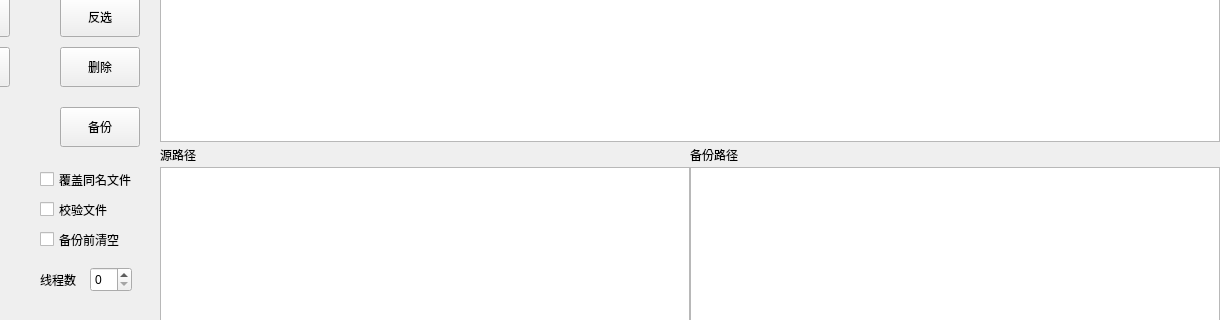
Qt form src/gui/mainui.ui (realth000/backtoop) before a commit; both pictures show x 100 to 1320 and y 113 to 433 of the 1320 by 830 pixel window.
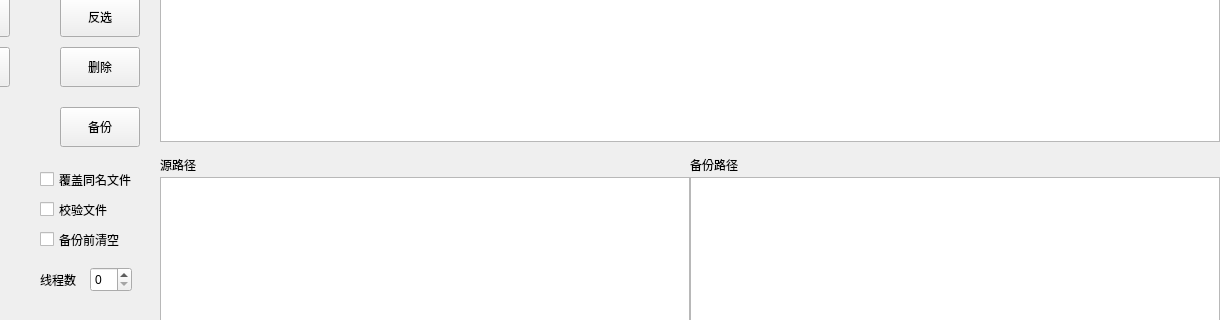
The same form after that commit. Custom widgets are drawn as their Qt base class.

```diff
--- a/src/gui/mainui.ui
+++ b/src/gui/mainui.ui
@@ -40,9 +40,9 @@
    <property name="geometry">
     <rect>
      <x>790</x>
-     <y>280</y>
+     <y>290</y>
      <width>530</width>
-     <height>500</height>
+     <height>490</height>
     </rect>
    </property>
   </widget>
@@ -60,9 +60,9 @@
    <property name="geometry">
     <rect>
      <x>260</x>
-     <y>280</y>
+     <y>290</y>
      <width>530</width>
-     <height>500</height>
+     <height>490</height>
     </rect>
    </property>
   </widget>
@@ -80,7 +80,7 @@
    <property name="geometry">
     <rect>
      <x>260</x>
-     <y>255</y>
+     <y>265</y>
      <width>530</width>
      <height>25</height>
     </rect>
@@ -93,7 +93,7 @@
    <property name="geometry">
     <rect>
      <x>790</x>
-     <y>255</y>
+     <y>265</y>
      <width>530</width>
      <height>25</height>
     </rect>
```
